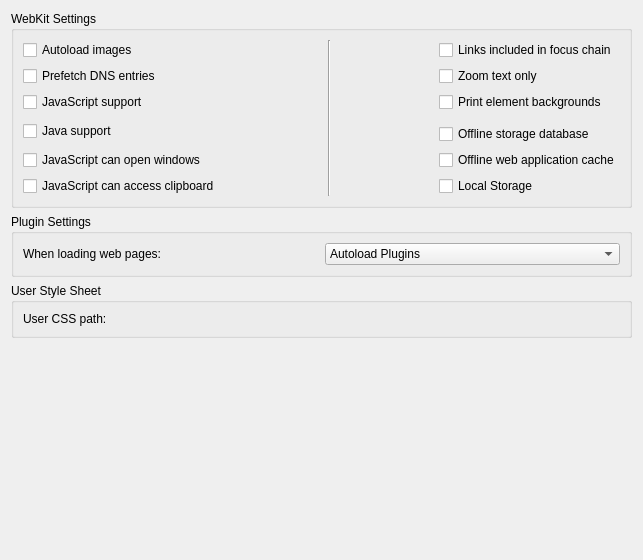
The window that src/settings/settings_webkit.ui (KDE/rekonq) describes before a commit, drawn with Qt 5.
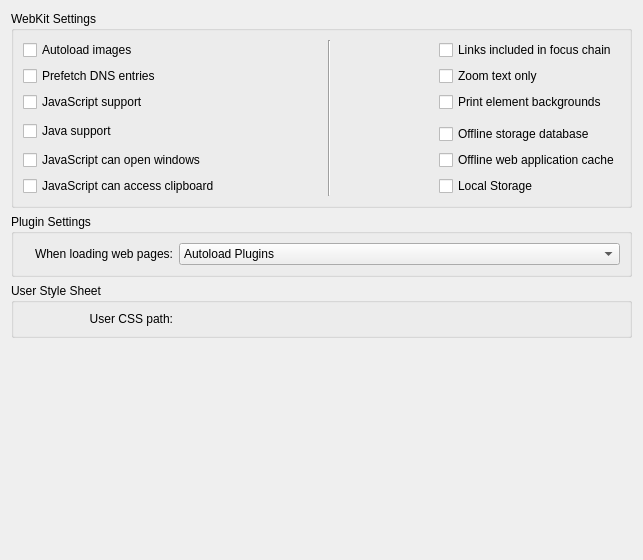
The same window after the commit. Custom widgets are drawn as their Qt base class.

Commit message: Right align all labels to confirm to the KDE4 HIG.

Diff of the .ui file:
```diff
--- a/src/settings/settings_webkit.ui
+++ b/src/settings/settings_webkit.ui
@@ -137,8 +137,8 @@
      <property name="title">
       <string>Plugin Settings</string>
      </property>
-     <layout class="QHBoxLayout" name="horizontalLayout_2">
-      <item>
+     <layout class="QFormLayout" name="formLayout">
+      <item row="0" column="0">
        <widget class="QLabel" name="label_2">
         <property name="enabled">
          <bool>true</bool>
@@ -149,13 +149,28 @@
           <verstretch>0</verstretch>
          </sizepolicy>
         </property>
+        <property name="minimumSize">
+         <size>
+          <width>150</width>
+          <height>0</height>
+         </size>
+        </property>
         <property name="text">
          <string>When loading web pages:</string>
         </property>
+        <property name="alignment">
+         <set>Qt::AlignRight|Qt::AlignTrailing|Qt::AlignVCenter</set>
+        </property>
        </widget>
       </item>
-      <item>
+      <item row="0" column="1">
        <widget class="KComboBox" name="kcfg_pluginsEnabled">
+        <property name="sizePolicy">
+         <sizepolicy hsizetype="Expanding" vsizetype="Fixed">
+          <horstretch>0</horstretch>
+          <verstretch>0</verstretch>
+         </sizepolicy>
+        </property>
         <item>
          <property name="text">
           <string>Autoload Plugins</string>
@@ -181,15 +196,24 @@
      <property name="title">
       <string>User Style Sheet</string>
      </property>
-     <layout class="QHBoxLayout" name="horizontalLayout">
-      <item>
+     <layout class="QFormLayout" name="formLayout_2">
+      <item row="0" column="0">
        <widget class="QLabel" name="label">
+        <property name="minimumSize">
+         <size>
+          <width>150</width>
+          <height>0</height>
+         </size>
+        </property>
         <property name="text">
          <string>User CSS path:</string>
         </property>
+        <property name="alignment">
+         <set>Qt::AlignRight|Qt::AlignTrailing|Qt::AlignVCenter</set>
+        </property>
        </widget>
       </item>
-      <item>
+      <item row="0" column="1">
        <widget class="KUrlRequester" name="kcfg_userCSS">
         <property name="filter">
          <string>*.css</string>
```
The commit also changes 3 other files.
